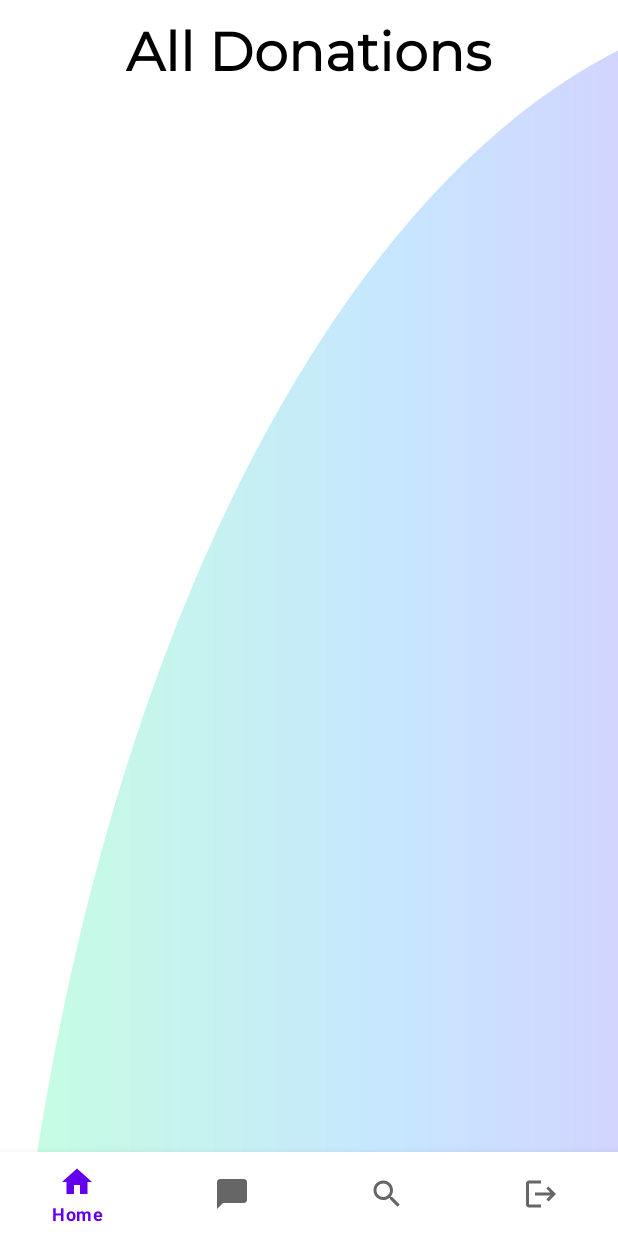
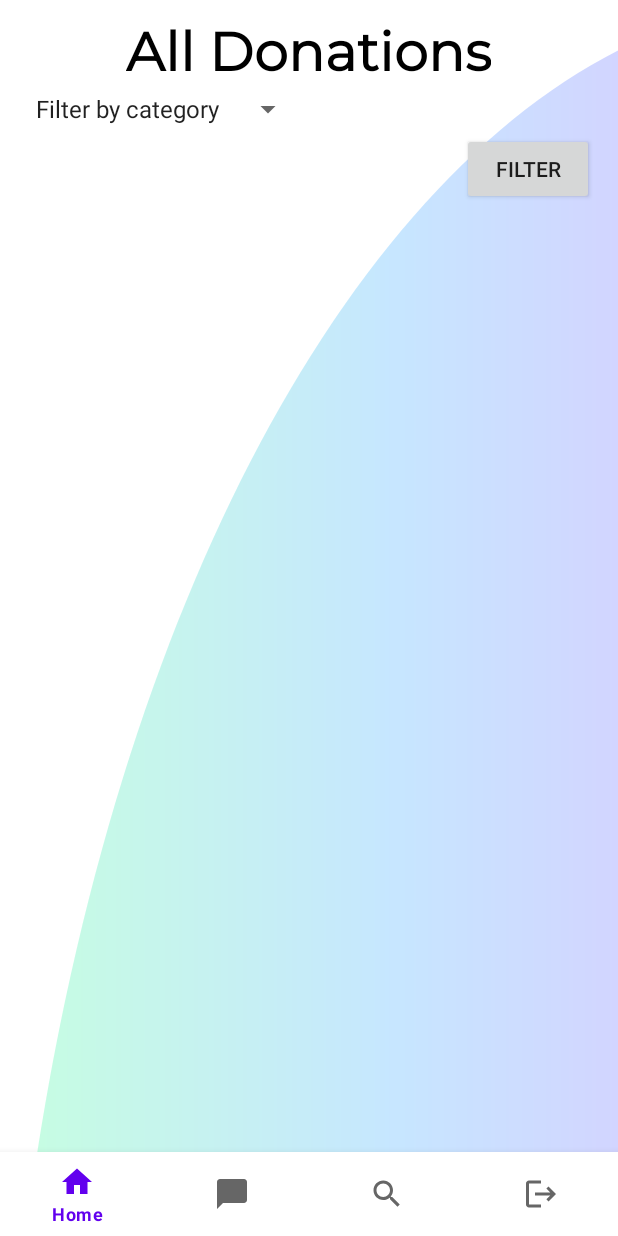
Before and after one commit to noaAssayag/finalProject, an Android app: the donationActivity screen opened directly, with no data from a screen before it, on a phone screen of 412 x 824 dp. Run offline under Robolectric (Android 15) with nearby library versions, the phone set to English and light mode, and no system bars; our stand-ins replace Firebase (no records; nobody signed in at launch, a user with empty details on screens opened directly); pictures from the network do not load.

```diff
--- a/solMatchFinalProject/app/src/main/java/com/example/solmatchfinalproject/Hosts/allHosts.java
+++ b/solMatchFinalProject/app/src/main/java/com/example/solmatchfinalproject/Hosts/allHosts.java
@@ -138,10 +138,13 @@ public class allHosts extends AppCompatActivity implements RecycleViewInterface,
                                                         if (snapUser.child("gen").getValue().toString().equals(filterByGen.getSelectedItem().toString())) {
                                                             list.add(newHost);
 
+
                                                         }
                                                     }
 
                                                 }
+                                                UserHostAdapter userHostAdapter = new UserHostAdapter(list, allHosts.this, allHosts.this);
+                                                recList.setAdapter(userHostAdapter);
                                             }
 
                                             @Override
--- a/solMatchFinalProject/app/src/main/java/com/example/solmatchfinalproject/LoginActivity.java
+++ b/solMatchFinalProject/app/src/main/java/com/example/solmatchfinalproject/LoginActivity.java
@@ -70,7 +70,7 @@ public class LoginActivity extends AppCompatActivity {
                                     public void onDataChange(@NonNull DataSnapshot snapshot) {
                                         if (snapshot.hasChild("userInfo")) {
                                             Toast.makeText(getApplicationContext(), "login was good", Toast.LENGTH_SHORT).show();
-                                            Intent intent = new Intent(LoginActivity.this, AddHost.class);
+                                            Intent intent = new Intent(LoginActivity.this, ProfileActivity.class);
                                             intent.putExtra("UserEmail", inputUserEmail.getText().toString());
                                             intent.putExtra("UID",UID);
                                             startActivity(intent);
--- a/solMatchFinalProject/app/src/main/java/com/example/solmatchfinalproject/MainActivity.java
+++ b/solMatchFinalProject/app/src/main/java/com/example/solmatchfinalproject/MainActivity.java
@@ -13,9 +13,9 @@ public class MainActivity extends AppCompatActivity {
     @Override
     protected void onCreate(Bundle savedInstanceState) {
         super.onCreate(savedInstanceState);
-        Intent intent = new Intent(MainActivity.this, allHosts.class);
+        Intent intent = new Intent(MainActivity.this, LoginActivity.class);
         startActivity(intent);
-        setContentView(R.layout.activity_all_hosts);
+        setContentView(R.layout.activity_login);
     }
 
 
--- a/solMatchFinalProject/app/src/main/java/com/example/solmatchfinalproject/profile/ProfileActivity.java
+++ b/solMatchFinalProject/app/src/main/java/com/example/solmatchfinalproject/profile/ProfileActivity.java
@@ -122,16 +122,12 @@ public class ProfileActivity extends AppCompatActivity implements RecycleViewInt
                 if(status == 1)
                 {
                     addHost.setVisibility(View.GONE);
-                    addDonationPrompt.setVisibility(View.GONE);
-                    addHostingPrompt.setVisibility(View.GONE);
                     AddDonation.setVisibility(View.GONE);
                 }
                 if (snapshot.child("type").getValue().toString().equals("Soldier")) {
                     solider = true;
                     hostsRef = db.getReference("Users").child(uid).child("Host");
                     addHost.setVisibility(View.GONE);
-                    addDonationPrompt.setVisibility(View.GONE);
-                    addHostingPrompt.setVisibility(View.GONE);
                     AddDonation.setVisibility(View.GONE);
 
                 } else {
--- a/solMatchFinalProject/app/src/main/java/donations/donationActivity.java
+++ b/solMatchFinalProject/app/src/main/java/donations/donationActivity.java
@@ -2,7 +2,10 @@ package donations;
 
 import android.app.Activity;
 import android.os.Bundle;
+import android.view.View;
+import android.widget.AdapterView;
 import android.widget.Button;
+import android.widget.Spinner;
 
 import androidx.annotation.NonNull;
 import androidx.recyclerview.widget.GridLayoutManager;
@@ -28,13 +31,17 @@ import Model.donations;
 
 public class donationActivity extends Activity {
     RecyclerView donationsView;
-    Button starchat;
+    Button filter;
+    Spinner categories;
+    String filterSelected;
+
     private BottomNavigationHandler navigationHandler;
     @Override
     protected void onCreate(Bundle savedInstanceState) {
         super.onCreate(savedInstanceState);
         setContentView(R.layout.donations_layout);
-
+        filter = findViewById(R.id.btnFilterDoantions);
+        categories = findViewById(R.id.spinnerFilterCatagory);
      //   donations donation = new donations("test","kkal 16", "home cooking","test object", R.drawable.anonymousman);
     //    donations donation2 = new donations("test","kkal 16", "home cooking","test object", drawable.);
         List<donations> donationList = new ArrayList<>();
@@ -59,6 +66,27 @@ public class donationActivity extends Activity {
                 donationsView.setLayoutManager(llm);
                 donationAdapter adapter = new donationAdapter(donationList,getApplicationContext());
                 donationsView.setAdapter(adapter);
+                filter.setOnClickListener(new View.OnClickListener() {
+                    @Override
+                    public void onClick(View v) {
+                        List<donations> FiltereddonationList = new ArrayList<>();
+                        if(filterSelected == null || filterSelected.equals("Filter by category"))
+                        {
+                            donationAdapter adapter = new donationAdapter(donationList,getApplicationContext());
+                            donationsView.setAdapter(adapter);
+                            return;
+                        }
+                        for(donations donation:donationList)
+                        {
+                            if(donation.getCatagory().equals(filterSelected))
+                            {
+                                FiltereddonationList.add(donation);
+                            }
+                        }
+                        donationAdapter adapter = new donationAdapter(FiltereddonationList,getApplicationContext());
+                        donationsView.setAdapter(adapter);
+                    }
+                });
             }
 
             @Override
@@ -67,7 +95,18 @@ public class donationActivity extends Activity {
             }
         });
 
+    categories.setOnItemSelectedListener(new AdapterView.OnItemSelectedListener() {
+        @Override
+        public void onItemSelected(AdapterView<?> parent, View view, int position, long id) {
+            String item = parent.getItemAtPosition(position).toString();
+            filterSelected = item;
+        }
 
+        @Override
+        public void onNothingSelected(AdapterView<?> parent) {
+
+        }
+    });
 
     }
 }
--- a/solMatchFinalProject/app/src/main/java/donations/donationAdapter.java
+++ b/solMatchFinalProject/app/src/main/java/donations/donationAdapter.java
@@ -112,6 +112,7 @@ public class donationAdapter extends RecyclerView.Adapter<donationAdapter.donati
                                           intent.putExtra("chatID", fullName);
                                           intent.putExtra("from", userToSendMessage);
                                           intent.putExtra("to",username);
+                                          intent.putExtra("userToPresent",username);
                                           intent.setFlags(FLAG_ACTIVITY_NEW_TASK);
                                           context.startActivity(intent);
                                           return;
@@ -123,7 +124,7 @@ public class donationAdapter extends RecyclerView.Adapter<donationAdapter.donati
                                   intent.putExtra("chatID", username+"-"+userToSendMessage);
                                   intent.putExtra("from", userToSendMessage);
                                   intent.putExtra("to",username);
-                                  intent.putExtra("userToPresent",userPresented);
+                                  intent.putExtra("userToPresent",username);
                                   context.startActivity(intent);
                               }
 
--- a/solMatchFinalProject/app/src/main/res/layout/donations_layout.xml
+++ b/solMatchFinalProject/app/src/main/res/layout/donations_layout.xml
@@ -25,6 +25,29 @@
         style="@style/TextViewStyle"
         android:textSize="36sp"
         android:textStyle="bold" />
+    <LinearLayout
+        android:layout_width="match_parent"
+        android:layout_height="wrap_content"
+        android:orientation="horizontal">
+
+        <Spinner
+            android:id="@+id/spinnerFilterCatagory"
+            android:layout_width="wrap_content"
+            android:layout_height="32dp"
+            android:layout_gravity="left"
+            android:layout_marginLeft="16dp"
+            android:layout_marginRight="16dp"
+            android:entries="@array/categories" />
+
+
+    </LinearLayout>
+    <Button
+        android:id="@+id/btnFilterDoantions"
+        android:layout_width="wrap_content"
+        android:layout_height="48dp"
+        android:text="@string/filter"
+        android:layout_gravity="right"
+        android:layout_marginRight="16dp"/>
 
     <androidx.recyclerview.widget.RecyclerView
         android:id="@+id/donationsRecycler"
--- a/solMatchFinalProject/app/src/main/res/values/strings.xml
+++ b/solMatchFinalProject/app/src/main/res/values/strings.xml
@@ -5,6 +5,13 @@
         <item>Male</item>
         <item>Female</item>
         <item>Other</item>
+    </string-array>
+    <string-array name="categories">
+        <item>Filter by category</item>
+        <item>home cooking</item>
+        <item>furniture</item>
+        <item>food supplies</item>
+        <item>other</item>
     </string-array>
     <string-array name="israeliCities">
         <item>Filter By city</item>
```
